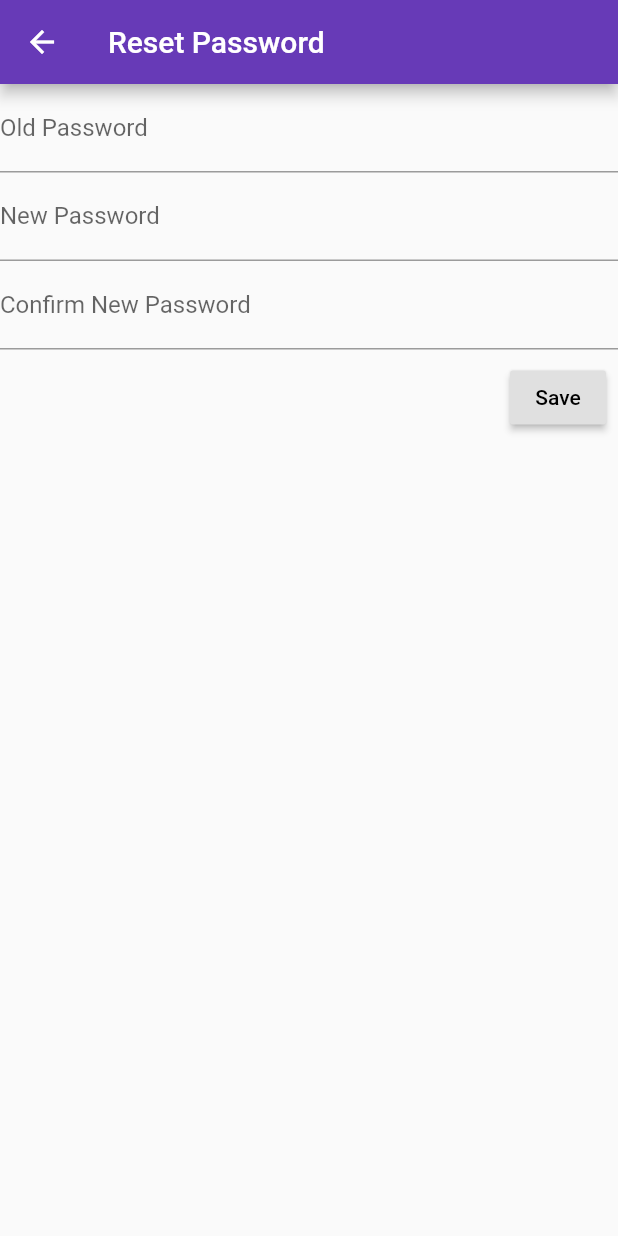
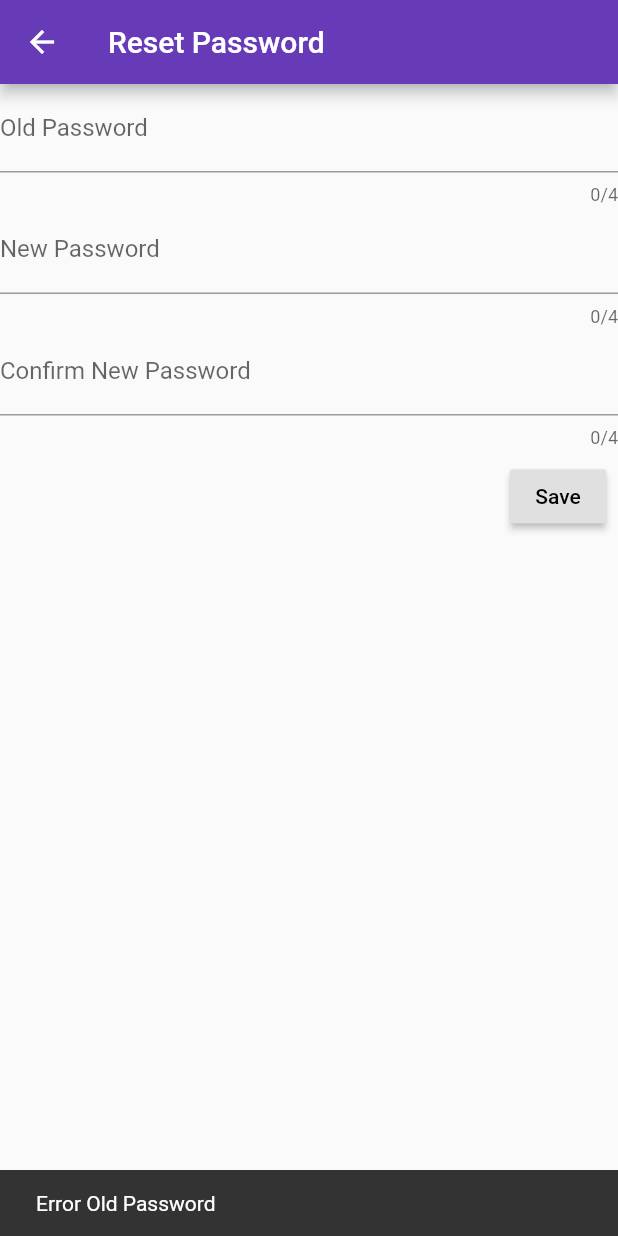
Before and after one commit to ErikYu/PasswordReminder, a Flutter app: the LockResetPage screen opened by its route, after a tap on "Save", on a phone screen of 412 x 824 dp. Run offline on Flutter 3.47's test engine with Material 2 defaults, Android fonts, the phone set to English and light mode, and no system bars; our stand-ins replace fluro.

Commit message:
finished reset password;

```diff
--- a/lib/pages/lock_reset/lock_reset.dart
+++ b/lib/pages/lock_reset/lock_reset.dart
@@ -1,29 +1,42 @@
 import 'package:flutter/material.dart';
+import '../index_lock/index_lock_service.dart';
 
-class LockResetPage extends StatelessWidget {
-  TextEditingController oldController = TextEditingController();
-  TextEditingController newController = TextEditingController();
-  TextEditingController confirmController = TextEditingController();
+class LockResetPage extends StatefulWidget {
+  @override
+  _LockResetPageState createState() => _LockResetPageState();
+}
+
+class _LockResetPageState extends State<LockResetPage> {
+  final TextEditingController oldController = TextEditingController();
+  final TextEditingController newController = TextEditingController();
+  final TextEditingController confirmController = TextEditingController();
   Widget build(BuildContext context) {
     return Scaffold(
       appBar: AppBar(
         title: Text('Reset Password'),
       ),
-      body: Column(
+      body: Builder(builder: (BuildContext context) {
+        return ListView(
           children: <Widget>[
             TextField(
+              keyboardType: TextInputType.number,
+              maxLength: 4,
               controller: oldController,
               decoration: InputDecoration(
                   labelText: 'Old Password'
               ),
             ),
             TextField(
+              keyboardType: TextInputType.number,
+              maxLength: 4,
               controller: newController,
               decoration: InputDecoration(
                   labelText: 'New Password'
               ),
             ),
             TextField(
+              keyboardType: TextInputType.number,
+              maxLength: 4,
               controller: confirmController,
               decoration: InputDecoration(
                   labelText: 'Confirm New Password'
@@ -33,16 +46,29 @@ class LockResetPage extends StatelessWidget {
               children: <Widget>[
                 RaisedButton(
                   child: Text('Save'),
-                onPressed: () {
-                  print(oldController.text);
-                  print(newController.text);
-                  print(confirmController.text);
+                  onPressed: () async {
+                    String oldPassword = oldController.text;
+                    String newPassword = newController.text;
+                    String confirmPassword = confirmController.text;
+                    if (!await IndexLockService.validatePassword(oldPassword)) {
+                      Scaffold.of(context).showSnackBar(SnackBar(content: Text('Error Old Password')));
+                    } else if (newPassword.length < 4) {
+                      Scaffold.of(context).showSnackBar(SnackBar(content: Text('New Password Shall Be Length Of 4')));
+                    } else if (newPassword != confirmPassword) {
+                      Scaffold.of(context).showSnackBar(SnackBar(content: Text('Your new password is not same with confirmed password')));
+                    } else {
+                      // change Password
+                      await IndexLockService.setLock(newPassword);
+                      Scaffold.of(context).showSnackBar(SnackBar(content: Text('Password Reset Successfully')));
+                      FocusScope.of(context).requestFocus(FocusNode());
+                    }
                   },
                 )
               ],
             )
           ],
-      ),
+        );
+      })
     );
   }
 }
--- a/lib/pages/password_detail/password_detail_service.dart
+++ b/lib/pages/password_detail/password_detail_service.dart
@@ -23,13 +23,13 @@ class PasswordDetailService {
       userName: userName,
       encrypted: encrypted
     ).toMap());
-    await FileHelper(MyFiles.pwd).saveFile(res);
+    await FileHelper(MyFiles.pwd).saveLstFile(res);
   }
 
   savePassword(int id, Map newData) async {
     List res = await FileHelper(MyFiles.pwd).readFileAsJson();
     var thisOne = res.firstWhere((i) => i['id'] == id);
     res[res.indexOf(thisOne)] = newData;
-    await FileHelper(MyFiles.pwd).saveFile(res);
+    await FileHelper(MyFiles.pwd).saveLstFile(res);
   }
 }
--- a/lib/pages/password_list/password_card.dart
+++ b/lib/pages/password_list/password_card.dart
@@ -1,6 +1,5 @@
 import 'package:flutter/material.dart';
 import 'package:password_reminder/models/password.dart';
-import 'package:password_reminder/fluro_router.dart';
 
 class PasswordCard extends StatefulWidget {
   static String defaultPass = '•••••••••';
--- a/lib/pages/password_list/password_list_service.dart
+++ b/lib/pages/password_list/password_list_service.dart
@@ -11,6 +11,6 @@ class PasswordListService {
   deleteChosenPassword(int id) async {
     List res = await FileHelper(MyFiles.pwd).readFileAsJson();
     res.removeWhere((i) => i['id'] == id);
-    await FileHelper(MyFiles.pwd).saveFile(res);
+    await FileHelper(MyFiles.pwd).saveLstFile(res);
   }
 }
--- a/pubspec.yaml
+++ b/pubspec.yaml
@@ -10,7 +10,7 @@ description: A new Flutter application.
 version: 1.0.0+1
 
 environment:
-  sdk: ">=2.1.0 <3.0.0"
+  sdk: ">=2.0.0-dev.68.0 <3.0.0"
 
 dependencies:
   flutter:
```
Also changed, not shown: lib/helpers/file_helper.dart (+6 -1 lines), lib/main.dart (+3 -6 lines), lib/pages/index_lock/index_lock_service.dart (+5 -3 lines), 2 other files. Lines whose indentation alone changed are shown as unchanged.
